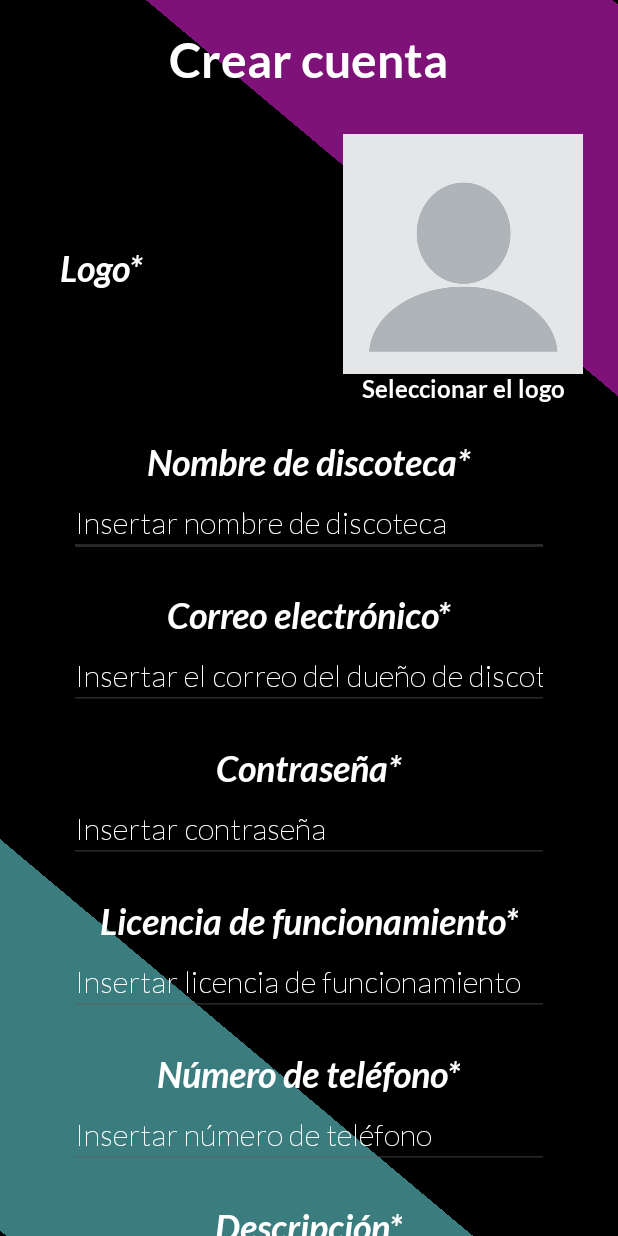
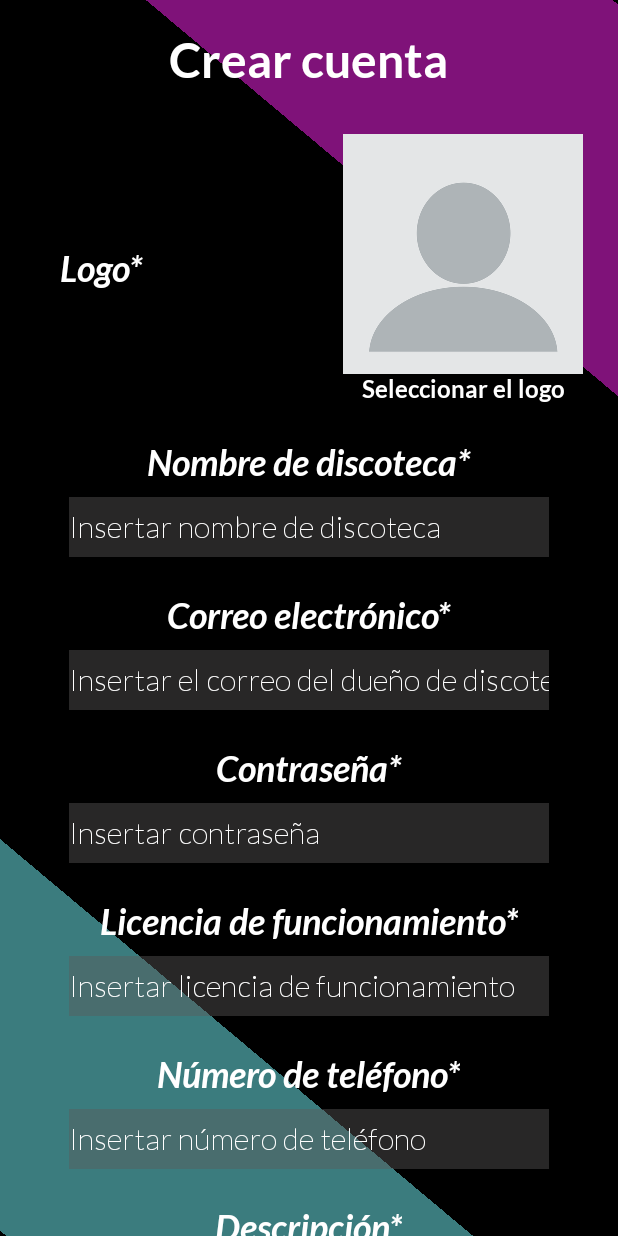
Before and after one commit to valeriaZerain/LosZetaz, an Android app: the RegisterClubActivity screen opened directly, with no data from a screen before it, on a phone screen of 412 x 824 dp. Run offline under Robolectric (Android 15) with nearby library versions, the phone set to English and light mode, and no system bars; our stand-ins replace Firebase (no records; nobody signed in at launch, a user with empty details on screens opened directly).

Commit message:
Revisión del código, adición de algunas relaciones de botones y modificación de algunos estilos para la estética

```diff
--- a/app/src/main/res/layout/activity_home_screen.xml
+++ b/app/src/main/res/layout/activity_home_screen.xml
@@ -132,7 +132,8 @@
         android:text="@string/maps_label"
         app:layout_constraintBottom_toBottomOf="parent"
         app:layout_constraintLeft_toLeftOf="@id/center_line"
-        app:layout_constraintRight_toRightOf="@id/center_line" />
+        app:layout_constraintRight_toRightOf="@id/center_line"
+        android:backgroundTint="@color/purple"/>
 
 
 </androidx.constraintlayout.widget.ConstraintLayout>
--- a/app/src/main/res/layout/activity_register_club.xml
+++ b/app/src/main/res/layout/activity_register_club.xml
@@ -31,10 +31,10 @@
         android:id="@+id/constraint_registermap"
         android:layout_width="match_parent"
         android:layout_height="match_parent"
+        android:elevation="2dp"
+        android:visibility="gone"
         app:layout_constraintStart_toStartOf="parent"
-        app:layout_constraintTop_toTopOf="parent"
-        android:visibility="gone"
-        android:elevation="2dp">
+        app:layout_constraintTop_toTopOf="parent">
 
         <FrameLayout
             android:id="@+id/map_fragment"
@@ -46,23 +46,23 @@
         <ImageView
             android:layout_width="wrap_content"
             android:layout_height="wrap_content"
+            android:elevation="2dp"
             android:src="@drawable/pin"
-            app:layout_constraintTop_toTopOf="parent"
             app:layout_constraintBottom_toBottomOf="parent"
             app:layout_constraintLeft_toLeftOf="parent"
             app:layout_constraintRight_toRightOf="parent"
-            android:elevation="2dp"/>
+            app:layout_constraintTop_toTopOf="parent" />
 
         <Button
             android:id="@+id/button_register_map_accepted"
             android:layout_width="wrap_content"
             android:layout_height="wrap_content"
+            android:layout_marginTop="32dp"
+            android:layout_marginRight="32dp"
+            android:text="@string/insert_location"
             android:theme="@style/TextViewButton"
-            android:text="@string/insert_location"
-            android:layout_marginRight="32dp"
-            android:layout_marginTop="32dp"
             app:layout_constraintBottom_toBottomOf="parent"
-            app:layout_constraintRight_toRightOf="parent"/>
+            app:layout_constraintRight_toRightOf="parent" />
 
     </androidx.constraintlayout.widget.ConstraintLayout>
 
@@ -118,9 +118,9 @@
                         android:id="@+id/logo_placeholder"
                         android:layout_width="160dp"
                         android:layout_height="160dp"
+                        android:src="@drawable/profile_picture_empty"
                         android:text="@string/select_picture"
-                        android:theme="@style/TextViewButton"
-                        android:src="@drawable/profile_picture_empty"/>
+                        android:theme="@style/TextViewButton" />
 
                     <TextView
                         android:id="@+id/text_logo"
@@ -145,8 +145,10 @@
                 android:layout_height="40dp"
                 android:layout_marginTop="8dp"
                 android:autofillHints="name"
+                android:background="@color/gray_transparent"
                 android:hint="@string/insert_club_name"
                 android:inputType="textPersonName"
+                android:textColor="@color/white"
                 android:theme="@style/EditTextGrey" />
 
             <TextView
@@ -163,8 +165,10 @@
                 android:layout_marginTop="8dp"
                 android:autofillHints="name"
 
+                android:background="@color/gray_transparent"
                 android:hint="@string/insert_owner"
                 android:inputType="textEmailAddress"
+                android:textColor="@color/white"
                 android:theme="@style/EditTextGrey" />
 
             <TextView
@@ -180,8 +184,10 @@
                 android:layout_height="40dp"
                 android:layout_marginTop="8dp"
                 android:autofillHints="password"
+                android:background="@color/gray_transparent"
                 android:hint="@string/insert_password"
                 android:inputType="textPassword"
+                android:textColor="@color/white"
                 android:theme="@style/EditTextGrey" />
 
             <TextView
@@ -197,9 +203,11 @@
                 android:layout_height="40dp"
                 android:layout_marginTop="8dp"
                 android:autofillHints="license"
+                android:background="@color/gray_transparent"
                 android:hint="@string/insert_license"
                 android:inputType="text"
-                android:theme="@style/EditTextGrey"/>
+                android:textColor="@color/white"
+                android:theme="@style/EditTextGrey" />
 
             <TextView
                 android:layout_width="wrap_content"
@@ -214,8 +222,10 @@
                 android:layout_height="40dp"
                 android:layout_marginTop="8dp"
                 android:autofillHints="phone"
+                android:background="@color/gray_transparent"
                 android:hint="@string/insert_phonenumber"
                 android:inputType="number"
+                android:textColor="@color/white"
                 android:theme="@style/EditTextGrey" />
 
             <TextView
@@ -231,10 +241,12 @@
                 android:layout_height="80dp"
                 android:layout_marginTop="8dp"
                 android:autofillHints="description"
+                android:background="@color/gray_transparent"
                 android:hint="@string/insert_description_club"
                 android:inputType="text"
-                android:theme="@style/EditTextGrey"
-                android:maxLines="5"/>
+                android:maxLines="5"
+                android:textColor="@color/white"
+                android:theme="@style/EditTextGrey" />
 
             <TextView
                 android:id="@+id/text_location"
@@ -248,8 +260,8 @@
                 android:id="@+id/button_register_map"
                 android:layout_width="wrap_content"
                 android:layout_height="wrap_content"
-                android:theme="@style/TextViewButton"
-                android:text="@string/insert_location"/>
+                android:text="@string/insert_location"
+                android:theme="@style/TextViewButton" />
 
             <TextView
                 android:layout_width="wrap_content"
@@ -264,9 +276,11 @@
                 android:layout_height="40dp"
                 android:layout_marginTop="8dp"
                 android:autofillHints="time"
+                android:background="@color/gray_transparent"
                 android:hint="@string/insert_schedule"
                 android:inputType="text"
-                android:theme="@style/EditTextGrey"/>
+                android:textColor="@color/white"
+                android:theme="@style/EditTextGrey" />
 
             <TextView
                 android:layout_width="wrap_content"
@@ -281,9 +295,11 @@
                 android:layout_height="40dp"
                 android:layout_marginTop="8dp"
                 android:autofillHints="price"
+                android:background="@color/gray_transparent"
                 android:hint="@string/insert_cover"
                 android:inputType="number"
-                android:theme="@style/EditTextGrey"/>
+                android:textColor="@color/white"
+                android:theme="@style/EditTextGrey" />
 
             <TextView
                 android:layout_width="wrap_content"
@@ -298,10 +314,12 @@
                 android:layout_height="80dp"
                 android:layout_marginTop="8dp"
                 android:autofillHints="description"
+                android:background="@color/gray_transparent"
                 android:hint="@string/insert_recomendations"
                 android:inputType="text"
-                android:theme="@style/EditTextGrey"
-                android:maxLines="5"/>
+                android:maxLines="5"
+                android:textColor="@color/white"
+                android:theme="@style/EditTextGrey" />
 
             <TextView
                 android:layout_width="wrap_content"
@@ -316,9 +334,11 @@
                 android:layout_height="40dp"
                 android:layout_marginTop="8dp"
                 android:autofillHints="phone"
+                android:background="@color/gray_transparent"
                 android:hint="@string/insert_contacts"
                 android:inputType="number"
-                android:theme="@style/EditTextGrey"/>
+                android:textColor="@color/white"
+                android:theme="@style/EditTextGrey" />
 
             <TextView
                 android:layout_width="wrap_content"
@@ -358,6 +378,7 @@
                 android:text="@string/tables_reserved"
                 android:textColor="@color/white"
                 android:theme="@style/TextViewDescription" />
+
             <CheckBox
                 android:id="@+id/checkbox_Oldies"
                 android:layout_width="wrap_content"
@@ -369,18 +390,16 @@
             <com.google.android.material.textfield.TextInputLayout
                 android:layout_width="320dp"
                 android:layout_height="wrap_content"
-                android:theme="@style/Widget.MaterialComponents.TextInputLayout.FilledBox.ExposedDropdownMenu"
-                >
+                android:theme="@style/Widget.MaterialComponents.TextInputLayout.FilledBox.ExposedDropdownMenu">
+
                 <AutoCompleteTextView
                     android:id="@+id/dropdown_zones"
                     android:layout_width="match_parent"
                     android:layout_height="56dp"
+                    android:background="@color/white"
                     android:hint="@string/dropdown_hint"
-                    android:theme="@style/TextViewDescription"
                     android:inputType="none"
-                    android:background="@color/white"
-                    >
-                </AutoCompleteTextView>
+                    android:theme="@style/TextViewDescription" />
             </com.google.android.material.textfield.TextInputLayout>
 
             <Button
@@ -390,9 +409,9 @@
                 android:layout_marginStart="100dp"
                 android:layout_marginTop="64dp"
                 android:layout_marginBottom="64dp"
+                android:backgroundTint="@color/gray_transparent"
                 android:text="@string/create_account"
-                android:theme="@style/CancelButton"
-                android:backgroundTint="@color/gray_transparent"/>
+                android:theme="@style/CancelButton" />
         </LinearLayout>
     </androidx.core.widget.NestedScrollView>
 </androidx.constraintlayout.widget.ConstraintLayout>
--- a/app/src/main/res/values/themes.xml
+++ b/app/src/main/res/values/themes.xml
@@ -103,7 +103,7 @@
     </style>
 
     <style name="EditTextGrey">
-        <item name="android:backgroundTint">@color/gray_transparent</item>
+        <item name="android:background">@color/gray_transparent</item>
         <item name="android:textColor">@color/white</item>
         <item name="android:textColorHint">@color/white</item>
         <item name="android:textSize">20sp</item>
```
Also changed, not shown: app/src/main/res/layout/activity_login.xml (+6 -3 lines), app/src/main/res/layout/activity_register_client.xml (+18 -12 lines), app/src/main/res/layout/activity_search_screen.xml (+8 -5 lines).
